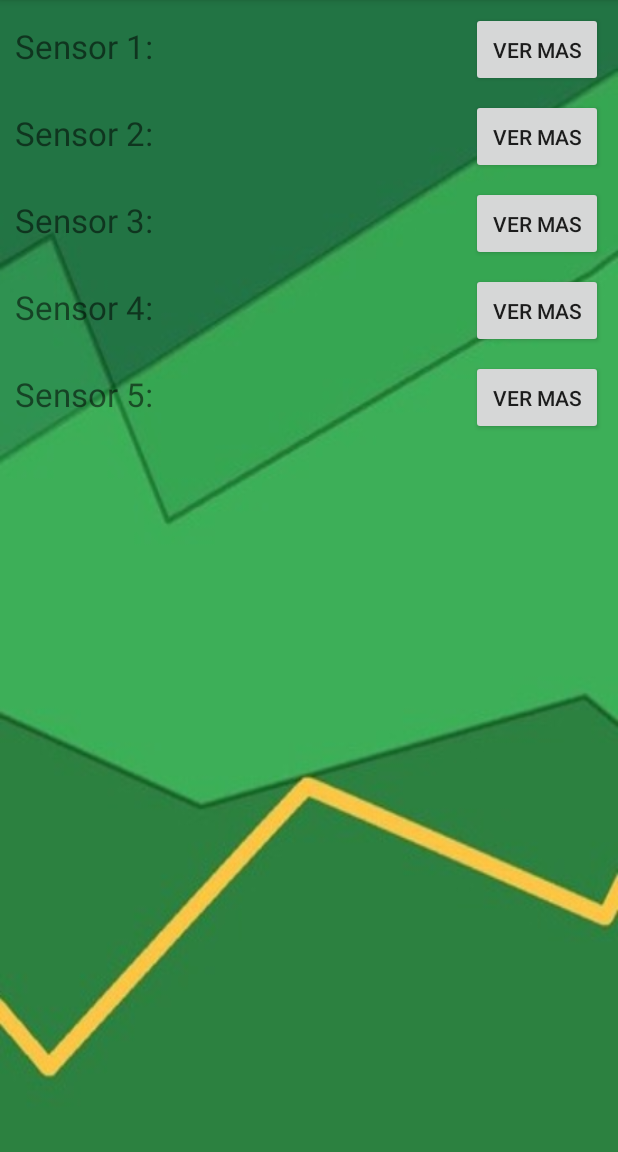
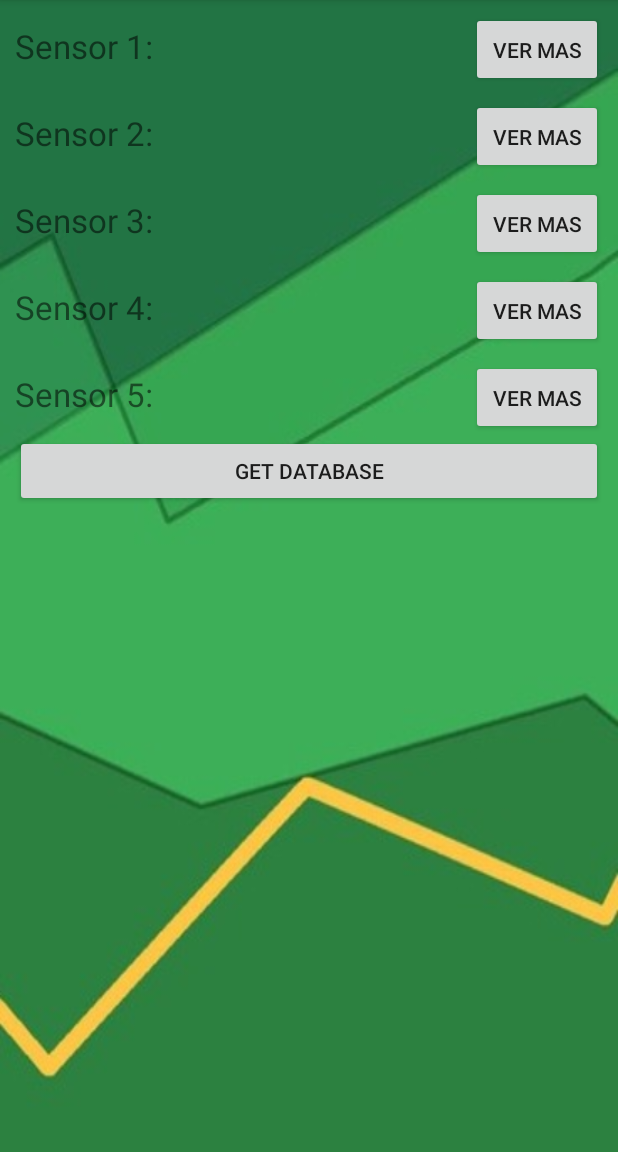
Before and after one commit to josezy/SignalMonitor, an Android app: the fragment ValuesFragment shown on its own in the app's theme, on a phone screen of 412 x 824 dp, the part 84-1236 px from its top. Run offline under Robolectric (Android 15) with nearby library versions, the phone set to English and light mode, and no system bars; 1 statement that could not run was skipped.

Commit message:
Big Update

```diff
--- a/app/src/main/java/com/example/jose/sensemonitor/BlueConnectionService.java
+++ b/app/src/main/java/com/example/jose/sensemonitor/BlueConnectionService.java
@@ -447,6 +447,7 @@ public class BlueConnectionService {
 
         public void cancel() {
             try {
+                Log.d(TAG,"CANCEL 1");
                 mmSocket.close();
             } catch (IOException e) {
                 Log.e(TAG, "close() of connect " + mSocketType + " socket failed", e);
@@ -531,6 +532,7 @@ public class BlueConnectionService {
         public void cancel() {
             try {
                 mmSocket.close();
+                Log.d(TAG,"CANCEL 2");
             } catch (IOException e) {
                 Log.e(TAG, "close() of connect socket failed", e);
             }
--- a/app/src/main/java/com/example/jose/sensemonitor/GraphFragment.java
+++ b/app/src/main/java/com/example/jose/sensemonitor/GraphFragment.java
@@ -81,7 +81,7 @@ public class GraphFragment extends Fragment {
                         DataPoint point = new DataPoint(xPos, value);
                         mSeries.appendData(point, true, 50);
                         graph.addSeries(mSeries);
-                        xPos = xPos + 0.2;
+                        xPos = xPos + 0.5;
                     }
                     break;
             }
--- a/app/src/main/java/com/example/jose/sensemonitor/ValuesFragment.java
+++ b/app/src/main/java/com/example/jose/sensemonitor/ValuesFragment.java
@@ -22,7 +22,9 @@ import android.widget.Toast;
 public class ValuesFragment extends Fragment {
 
     TextView tvValue1, tvValue2, tvValue3, tvValue4, tvValue5;
-    Button btViewMore1, btViewMore2, btViewMore3, btViewMore4, btViewMore5;
+//    Button btViewMore1, btViewMore2, btViewMore3, btViewMore4, btViewMore5;
+    Button btDisconnect;
+    Button btGetFile;
 
     public ValuesFragment() {
         // Required empty public constructor
@@ -44,11 +46,29 @@ public class ValuesFragment extends Fragment {
         tvValue4 = view.findViewById(R.id.tv_s4_value);
         tvValue5 = view.findViewById(R.id.tv_s5_value);
 
-        btViewMore1 = view.findViewById(R.id.btn_s1);
+        /*btViewMore1 = view.findViewById(R.id.btn_s1);
         btViewMore2 = view.findViewById(R.id.btn_s2);
         btViewMore3 = view.findViewById(R.id.btn_s3);
         btViewMore4 = view.findViewById(R.id.btn_s4);
-        btViewMore5 = view.findViewById(R.id.btn_s5);
+        btViewMore5 = view.findViewById(R.id.btn_s5);*/
+
+        btDisconnect = view.findViewById(R.id.bt_disconnect);
+        btDisconnect.setOnClickListener(new View.OnClickListener() {
+            @Override
+            public void onClick(View view) {
+                ((BlueActivity) getActivity()).disconnectBluetooth();
+            }
+        });
+
+        btGetFile = view.findViewById(R.id.bt_getFile);
+        btGetFile.setOnClickListener(new View.OnClickListener() {
+            @Override
+            public void onClick(View view) {
+                ((BlueActivity) getActivity()).saveDB();
+            }
+        });
+
+
         super.onViewCreated(view, savedInstanceState);
     }
 
--- a/app/src/main/res/layout/fragment_blue.xml
+++ b/app/src/main/res/layout/fragment_blue.xml
@@ -18,6 +18,12 @@
         android:layout_height="wrap_content"
         android:id="@+id/blueListView"/>
 
+    <ProgressBar
+        android:id="@+id/simpleProgressBar"
+        android:layout_width="wrap_content"
+        android:layout_height="wrap_content"
+        android:layout_gravity="center"
+        android:visibility="gone"/>
 
 
 </LinearLayout>
--- a/app/src/main/res/layout/fragment_values.xml
+++ b/app/src/main/res/layout/fragment_values.xml
@@ -147,4 +147,19 @@ tools:context="com.example.jose.sensemonitor.BlueActivity">
         android:id="@+id/btn_s5"/>
     </LinearLayout>
 
+    <Button
+        android:layout_width="match_parent"
+        android:layout_height="wrap_content"
+        android:gravity="center"
+        android:text="@string/bt_getFile"
+        android:id="@+id/bt_getFile" />
+
+    <Button
+        android:layout_width="match_parent"
+        android:layout_height="wrap_content"
+        android:gravity="center"
+        android:text="@string/bt_disconnect"
+        android:id="@+id/bt_disconnect"
+        android:visibility="gone"/>
+
 </LinearLayout>
--- a/app/src/main/res/values/strings.xml
+++ b/app/src/main/res/values/strings.xml
@@ -40,6 +40,8 @@
     <string name="secure_connect">Connect a device - Secure</string>
     <string name="insecure_connect">Connect a device - Insecure</string>
     <string name="discoverable">Make discoverable</string>
+    <string name="bt_disconnect">Disconnect</string>
+    <string name="bt_getFile">GET DATABASE</string>
 
 
 </resources>
```
Also changed, not shown: app/src/main/java/com/example/jose/sensemonitor/BlueActivity.java (+45 -1 lines), app/src/main/java/com/example/jose/sensemonitor/BlueFragment.java (+8 -11 lines). Lines whose indentation alone changed are shown as unchanged.
